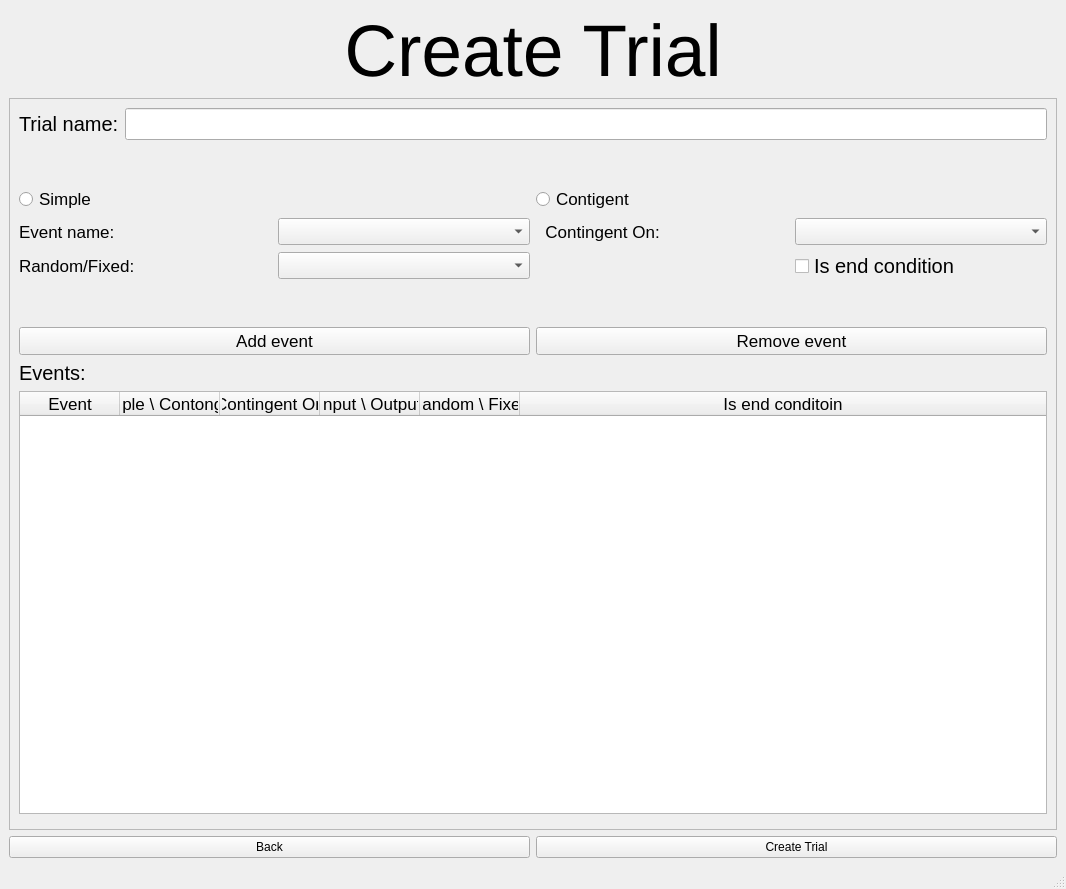
KehatSudri/Behavior_System2.0, file UI/create_trial_type.ui: the form before one commit.
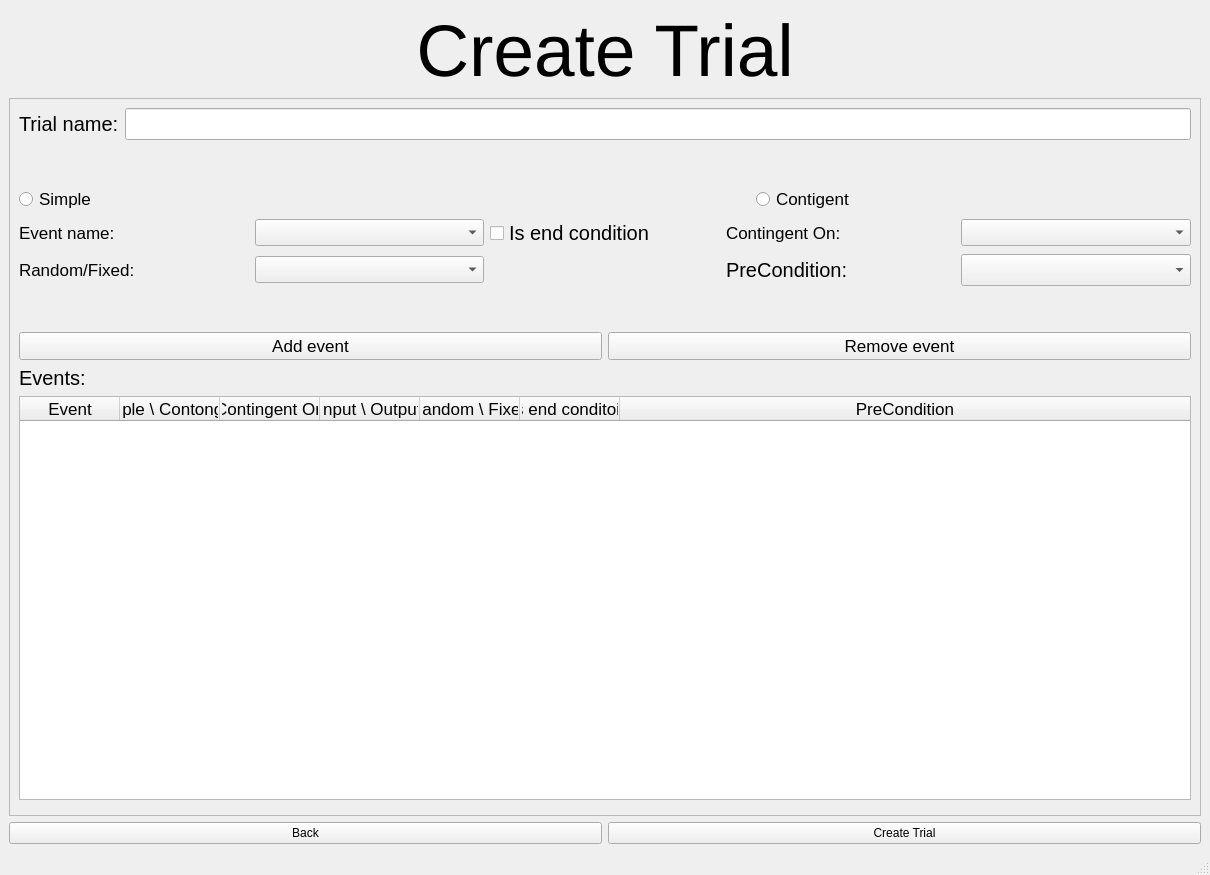
The form after the commit.

The edit to the form file:
```diff
--- a/UI/create_trial_type.ui
+++ b/UI/create_trial_type.ui
@@ -6,8 +6,8 @@
    <rect>
     <x>0</x>
     <y>0</y>
-    <width>1066</width>
-    <height>889</height>
+    <width>1210</width>
+    <height>875</height>
    </rect>
   </property>
   <property name="sizePolicy">
@@ -140,8 +140,8 @@
         <rect>
          <x>0</x>
          <y>0</y>
-         <width>1046</width>
-         <height>732</height>
+         <width>1184</width>
+         <height>696</height>
         </rect>
        </property>
        <layout class="QGridLayout" name="gridLayout">
@@ -194,6 +194,19 @@
               </property>
              </widget>
             </item>
+            <item>
+             <widget class="QLabel" name="label_6">
+              <property name="sizePolicy">
+               <sizepolicy hsizetype="Fixed" vsizetype="Fixed">
+                <horstretch>0</horstretch>
+                <verstretch>0</verstretch>
+               </sizepolicy>
+              </property>
+              <property name="text">
+               <string>                                                    </string>
+              </property>
+             </widget>
+            </item>
             <item>
              <widget class="QRadioButton" name="contigent_radioButton">
               <property name="sizePolicy">
@@ -215,7 +228,7 @@
            </layout>
           </item>
           <item>
-           <layout class="QHBoxLayout" name="add_event_horizontalLayout" stretch="0,0,0,0">
+           <layout class="QHBoxLayout" name="add_event_horizontalLayout" stretch="0,0,0,0,0">
             <item>
              <widget class="QLabel" name="label_3">
               <property name="sizePolicy">
@@ -250,6 +263,13 @@
               </property>
              </widget>
             </item>
+            <item>
+             <widget class="QCheckBox" name="checkBox">
+              <property name="text">
+               <string>Is end condition </string>
+              </property>
+             </widget>
+            </item>
             <item>
              <widget class="QLabel" name="label_2">
               <property name="sizePolicy">
@@ -265,7 +285,7 @@
                </font>
               </property>
               <property name="text">
-               <string>  Contingent On:</string>
+               <string>Contingent On:</string>
               </property>
              </widget>
             </item>
@@ -338,19 +358,27 @@
              </widget>
             </item>
             <item>
-             <widget class="QLabel" name="label_6">
+             <widget class="QLabel" name="label_8">
               <property name="text">
                <string/>
               </property>
              </widget>
             </item>
             <item>
-             <widget class="QCheckBox" name="checkBox">
+             <widget class="QLabel" name="label_5">
+              <property name="font">
+               <font>
+                <family>Arial</family>
+               </font>
+              </property>
               <property name="text">
-               <string>Is end condition </string>
+               <string>PreCondition:</string>
               </property>
              </widget>
             </item>
+            <item>
+             <widget class="QComboBox" name="comboBox_2"/>
+            </item>
            </layout>
           </item>
           <item>
@@ -533,6 +561,11 @@
               <string>Is end conditoin</string>
              </property>
             </column>
+            <column>
+             <property name="text">
+              <string>PreCondition</string>
+             </property>
+            </column>
            </widget>
           </item>
           <item>
```
